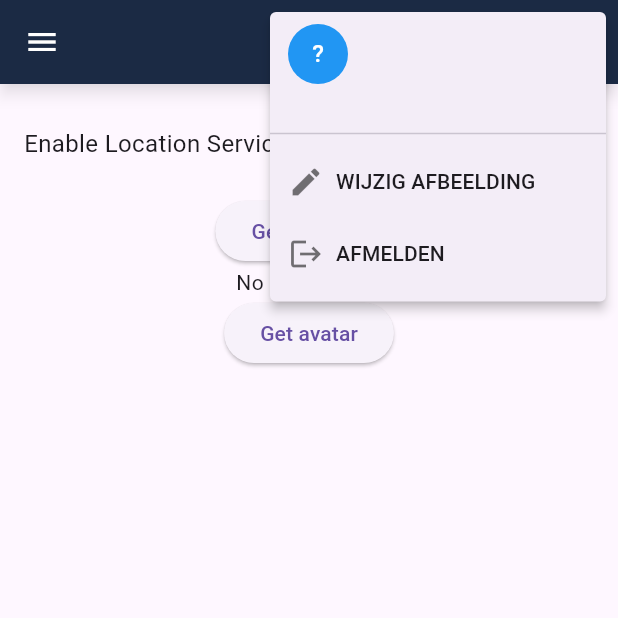
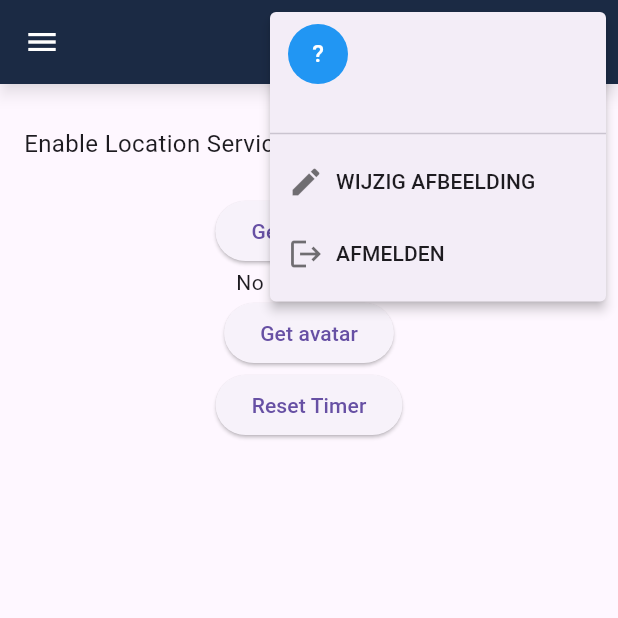
Before and after one commit to Strouwi-BV/buildbase_app_flutter, a Flutter app: the SettingsScreen screen opened by its route, after a tap on an icon or button, on a phone screen of 412 x 824 dp, the top half of it. Run offline on Flutter 3.47's test engine with Material 3 defaults, Android fonts, the phone set to English and light mode, and no system bars; our stand-ins replace email_validator, flutter_dotenv, flutter_map, flutter_secure_storage, geocoding, geolocator and 5 more; accounts and stored records are empty; network calls fail.

Commit message:
add timernav
added the timer nav back
still bugs present

```diff
--- a/lib/screens/calendar_screen.dart
+++ b/lib/screens/calendar_screen.dart
@@ -4,7 +4,6 @@ import 'package:table_calendar/table_calendar.dart';
 import 'package:buildbase_app_flutter/screens/add_event_screen.dart';
 import 'package:buildbase_app_flutter/screens/event_details_screen.dart';
 import 'package:buildbase_app_flutter/screens/edit_event_screen.dart';
-import 'package:go_router/go_router.dart';
 import 'header_bar_screen.dart';
 import 'package:buildbase_app_flutter/model/event_model.dart';
 
--- a/lib/screens/header_bar_screen.dart
+++ b/lib/screens/header_bar_screen.dart
@@ -1,3 +1,4 @@
+import 'package:buildbase_app_flutter/service/timer_service.dart';
 import 'package:flutter/material.dart';
 import 'package:go_router/go_router.dart';
 import 'package:buildbase_app_flutter/service/api_service.dart';
@@ -12,6 +13,7 @@ class HeaderBar extends StatelessWidget implements PreferredSizeWidget {
 
   @override
   Widget build(BuildContext context) {
+    final timerProvider = TimerProvider();
     return AppBar(
       backgroundColor: const Color(0xff13263B),
       iconTheme: const IconThemeData(color: Colors.white),
@@ -22,6 +24,8 @@ class HeaderBar extends StatelessWidget implements PreferredSizeWidget {
             onPressed: () {
               String currentRoute = GoRouterState.of(context).matchedLocation;
               GoRouter.of(context).push('/menu', extra: currentRoute);
+              timerProvider.checkActiveClocking();
+
             },
           );
         },
--- a/lib/screens/settings_screen.dart
+++ b/lib/screens/settings_screen.dart
@@ -1,10 +1,12 @@
 import 'package:buildbase_app_flutter/service/api_service.dart';
 import 'package:buildbase_app_flutter/service/location_service.dart';
 import 'package:buildbase_app_flutter/service/secure_storage_service.dart';
+import 'package:buildbase_app_flutter/service/timer_service.dart';
 import 'package:flutter/material.dart';
 import 'package:buildbase_app_flutter/screens/header_bar_screen.dart';
 import 'package:geolocator/geolocator.dart';
 import 'package:latlong2/latlong.dart';
+import 'package:provider/provider.dart';
 
 class SettingsScreen extends StatefulWidget {
 
@@ -19,6 +21,7 @@ class SettingsScreen extends StatefulWidget {
 
     final SecureStorageService secure = SecureStorageService();
     final LocationService location = LocationService();
+    final timerProvider = TimerProvider();
     final apiService = ApiService();
     Position? _currentLocation;
     LatLng? _currentCoordinates;
@@ -78,6 +81,14 @@ class SettingsScreen extends StatefulWidget {
         nearestAddress = 'Address not found';
       });
     }
+  }
+
+  void resetTimer() {
+
+    final timerProvider = Provider.of<TimerProvider>(context, listen: false);
+
+    timerProvider.resetTimer();
+
   }
 
 
@@ -148,6 +159,32 @@ class SettingsScreen extends StatefulWidget {
                   ),
                 ],
               ),
+              // Row(
+              //   mainAxisAlignment: MainAxisAlignment.center,
+              //   crossAxisAlignment: CrossAxisAlignment.center,
+              //   children: [
+              //     SizedBox(
+              //       height: 10,
+              //     ),
+              //     Text(
+              //       nearestAddress ?? "No location yet"
+              //     ),
+              //   ],
+              // ),
+              Row(
+                mainAxisAlignment: MainAxisAlignment.center,
+                crossAxisAlignment: CrossAxisAlignment.center,
+                children: [
+
+                  SizedBox(
+                    height: 10,
+                  ),
+                  ElevatedButton(
+                    onPressed: timerProvider.resetTimer,
+                    child: const Text("Reset Timer"),
+                  ),
+                ],
+              ),
             ],
           ),
         ),
--- a/lib/service/timer_service.dart
+++ b/lib/service/timer_service.dart
@@ -1,14 +1,23 @@
+import 'package:buildbase_app_flutter/model/client_response.dart';
+import 'package:buildbase_app_flutter/service/api_service.dart';
+import 'package:buildbase_app_flutter/service/secure_storage_service.dart';
 import 'package:flutter/material.dart';
 import 'dart:async';
 
 class TimerProvider with ChangeNotifier {
+
+  final SecureStorageService _secure = SecureStorageService();
+  final ApiService _apiService = ApiService();
+
   Stopwatch _stopwatch = Stopwatch();
   Timer? _timer;
   String _elapsedTime = "00:00:00";
   String _startTime = ""; // Voeg een veld toe om de starttijd op te slaan
+  bool isClockedIn = false;
 
   String get elapsedTime => _elapsedTime;
   String get startTime => _startTime; // Getter voor startTime
+  bool get isClocking => isClockedIn;
 
   void setStartTime(String startTime) {
     _startTime = startTime; // Methode om de starttijd in te stellen
@@ -16,6 +25,7 @@ class TimerProvider with ChangeNotifier {
   }
 
   void startTimer() {
+    // _isClocking = true;
     _stopwatch.start();
     _timer = Timer.periodic(Duration(seconds: 1), (timer) {
       _elapsedTime = _formatElapsedTime(_stopwatch.elapsed);
@@ -24,15 +34,18 @@ class TimerProvider with ChangeNotifier {
   }
 
   void stopTimer() {
+    isClockedIn = false;
     _stopwatch.stop();
     _timer?.cancel();
     notifyListeners();
   }
 
   void resetTimer() {
+    // isClockedIn = false;
     _stopwatch.reset();
     _elapsedTime = "00:00:00";
     notifyListeners();
+    // _restoreTimer();
   }
 
   String _formatElapsedTime(Duration duration) {
@@ -41,4 +54,69 @@ class TimerProvider with ChangeNotifier {
     int seconds = duration.inSeconds % 60;
     return "$hours:${minutes.toString().padLeft(2, '0')}:${seconds.toString().padLeft(2, '0')}";
   }
+
+  Future<void> checkActiveClocking() async {
+    print('Starting clocking check');
+    try {
+
+      final response = await _apiService.getTempWork();
+
+      if (response != null && response.clientId.isNotEmpty) {
+        _startTime = response.startTime.utcTime.toString();
+        isClockedIn = true;
+
+        await _secure.writeData('activeClocking', 'true');
+        await _secure.writeData('activeStartTime', _startTime);
+
+        _restoreTimer();
+
+      } else {
+
+        resetTimer();
+
+        await _secure.writeData('activeClocking', 'false');
+        await _secure.deleteData('activeStartTime');
+
+      }
+
+      notifyListeners();
+
+    } catch (e) {
+      debugPrint('Error in check active clocking: $e');
+    }
+  }
+
+  Future<void> _restoreTimer() async {
+    try {
+
+      final response = await _apiService.getTempWork();
+
+      if (response != null && response.clientId.isNotEmpty) {
+        isClockedIn = true;
+        DateTime startDateTime = DateTime.parse(response.startTime.utcTime);
+        Duration elapsedDuration = DateTime.now().difference(startDateTime);
+
+
+        _stopwatch = Stopwatch();
+        _stopwatch.start();
+
+        _elapsedTime = _formatElapsedTime(elapsedDuration);
+
+        _timer?.cancel();
+        _timer = Timer.periodic(const Duration(seconds: 1), (timer) {
+          Duration newElapsed = elapsedDuration + _stopwatch.elapsed;
+          _elapsedTime = _formatElapsedTime(newElapsed);
+          notifyListeners();
+        });
+
+        notifyListeners();
+      }
+    } catch (e) {
+      throw Exception(e);
+    }
+  }
+
+  TimerProvider() {
+    checkActiveClocking();
+  }
 }
```
Also changed, not shown: lib/main.dart (+124 -7 lines), lib/screens/clock_in_screen.dart (+12 -9 lines), lib/screens/registration_overview_screen.dart (+10 -12 lines).
